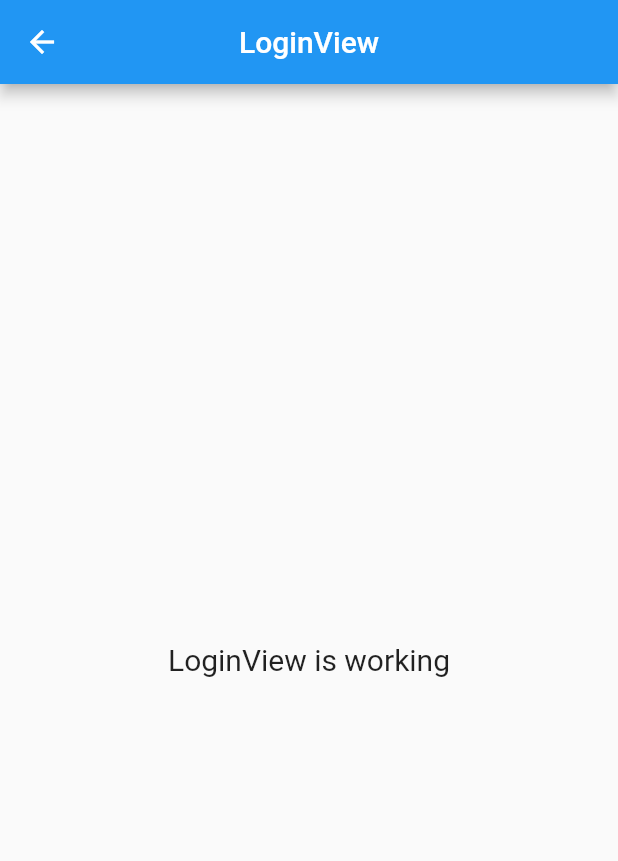
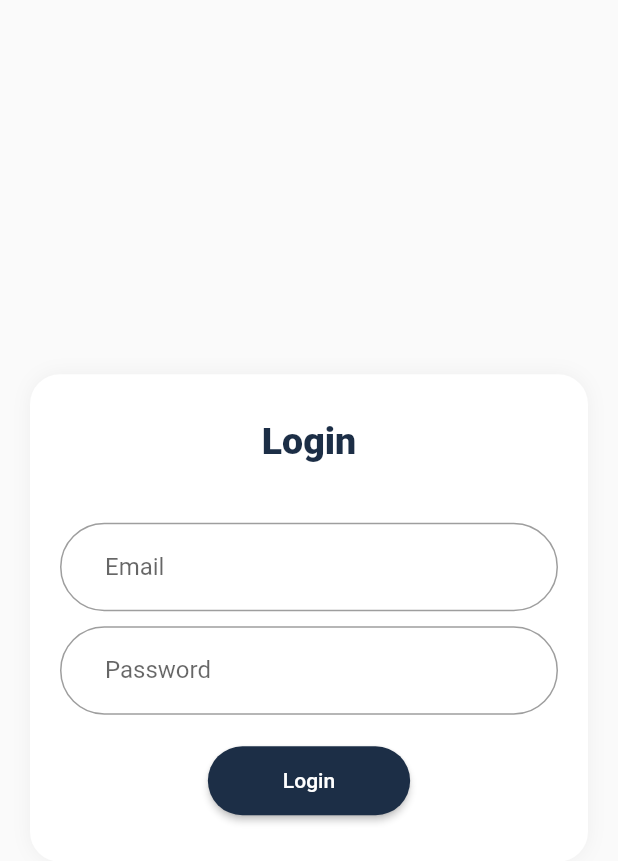
Before and after one commit to mdfikrie/employee, a Flutter app: the LoginView screen opened by its route, on a phone screen of 412 x 824 dp. Shown: the top 861 px of the screen. Run offline on Flutter 3.47's test engine with Material 2 defaults, Android fonts, the phone set to English and light mode, and no system bars; our stand-ins replace get.

Commit message:
custom login page

```diff
--- a/lib/app/modules/login/controllers/login_controller.dart
+++ b/lib/app/modules/login/controllers/login_controller.dart
@@ -1,20 +1,50 @@
+import 'dart:convert';
+import 'package:employee/app/routes/app_pages.dart';
+import 'package:flutter/cupertino.dart';
 import 'package:get/get.dart';
+import 'package:http/http.dart' as http;
 
 class LoginController extends GetxController {
-  //TODO: Implement LoginController
+  late TextEditingController email;
+  late TextEditingController password;
 
-  final count = 0.obs;
   @override
   void onInit() {
+    email = TextEditingController();
+    password = TextEditingController();
     super.onInit();
   }
 
   @override
-  void onReady() {
-    super.onReady();
+  void onClose() {
+    email.dispose();
+    password.dispose();
+    super.onClose();
   }
 
-  @override
-  void onClose() {}
-  void increment() => count.value++;
+  void login(String username, String password) async {
+    try {
+      Uri url = Uri.parse("https://reqres.in/api/login");
+      Map<String, dynamic> body = {
+        'email': username,
+        'password': password,
+      };
+      final response = await http.post(url, body: body);
+      if (response.statusCode != 400) {
+        final result = json.decode(response.body);
+        if (result['token'] != "") {
+          Get.offNamed(Routes.HOME);
+        } else {
+          print("tidak ada token");
+        }
+      } else {
+        Get.snackbar(
+          "Gagal",
+          "Data tidak ditemukan!",
+        );
+      }
+    } catch (e) {
+      print(e);
+    }
+  }
 }
--- a/lib/app/modules/login/views/login_view.dart
+++ b/lib/app/modules/login/views/login_view.dart
@@ -8,14 +8,84 @@ class LoginView extends GetView<LoginController> {
   @override
   Widget build(BuildContext context) {
     return Scaffold(
-      appBar: AppBar(
-        title: Text('LoginView'),
-        centerTitle: true,
-      ),
       body: Center(
-        child: Text(
-          'LoginView is working',
-          style: TextStyle(fontSize: 20),
+        child: Column(
+          mainAxisAlignment: MainAxisAlignment.center,
+          children: [
+            Container(
+              margin: EdgeInsets.symmetric(horizontal: 20),
+              padding: EdgeInsets.symmetric(horizontal: 20, vertical: 30),
+              decoration: BoxDecoration(
+                color: Colors.white,
+                borderRadius: BorderRadius.circular(20),
+                boxShadow: [
+                  BoxShadow(
+                    color: Colors.grey.shade200,
+                    blurRadius: 10,
+                  ),
+                ],
+              ),
+              child: Column(
+                mainAxisAlignment: MainAxisAlignment.center,
+                children: [
+                  Text(
+                    "Login",
+                    style: TextStyle(
+                      color: Color(0xFF1c2e46),
+                      fontSize: 25,
+                      fontWeight: FontWeight.w800,
+                    ),
+                  ),
+                  SizedBox(
+                    height: 40,
+                  ),
+                  TextField(
+                    controller: controller.email,
+                    decoration: InputDecoration(
+                      labelText: "Email",
+                      border: OutlineInputBorder(
+                        borderRadius: BorderRadius.circular(50),
+                      ),
+                      contentPadding:
+                          EdgeInsets.symmetric(horizontal: 30, vertical: 20),
+                    ),
+                  ),
+                  SizedBox(
+                    height: 10,
+                  ),
+                  TextField(
+                    controller: controller.password,
+                    decoration: InputDecoration(
+                      labelText: "Password",
+                      border: OutlineInputBorder(
+                        borderRadius: BorderRadius.circular(50),
+                      ),
+                      contentPadding:
+                          EdgeInsets.symmetric(horizontal: 30, vertical: 20),
+                    ),
+                  ),
+                  SizedBox(
+                    height: 20,
+                  ),
+                  ElevatedButton(
+                    onPressed: () {
+                      controller.login(
+                          controller.email.text, controller.password.text);
+                    },
+                    style: ElevatedButton.styleFrom(
+                      primary: Color(0xFF1c2e46),
+                      padding:
+                          EdgeInsets.symmetric(horizontal: 50, vertical: 15),
+                      shape: RoundedRectangleBorder(
+                        borderRadius: BorderRadius.circular(50),
+                      ),
+                    ),
+                    child: Text("Login"),
+                  ),
+                ],
+              ),
+            ),
+          ],
         ),
       ),
     );
--- a/lib/main.dart
+++ b/lib/main.dart
@@ -8,7 +8,7 @@ void main() {
   runApp(
     GetMaterialApp(
       title: "Employee",
-      initialRoute: Routes.HOME,
+      initialRoute: Routes.LOGIN,
       getPages: AppPages.routes,
       debugShowCheckedModeBanner: false,
     ),
```
